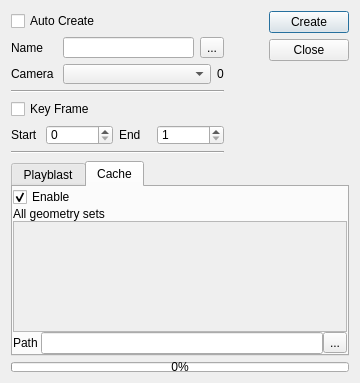
This is ui/form.ui in iceanimations/shot_subm_use_multishot as Qt 5 draws it before an edit. The edited form follows.
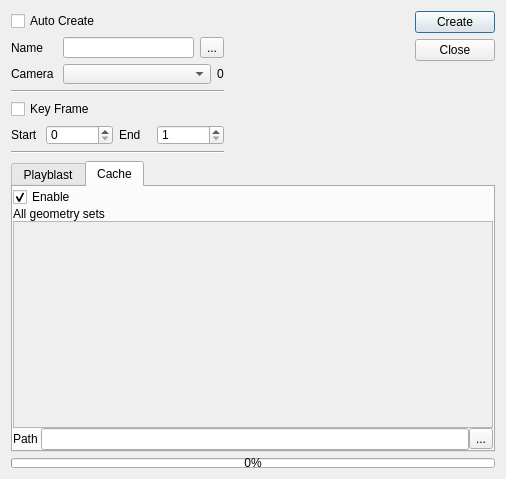
This is the edited form. The open tabs and pages were chosen to show the change.

```diff
--- a/ui/form.ui
+++ b/ui/form.ui
@@ -6,8 +6,8 @@
    <rect>
     <x>0</x>
     <y>0</y>
-    <width>360</width>
-    <height>383</height>
+    <width>506</width>
+    <height>479</height>
    </rect>
   </property>
   <property name="sizePolicy">
@@ -415,8 +415,8 @@
            <rect>
             <x>0</x>
             <y>0</y>
-            <width>334</width>
-            <height>119</height>
+            <width>480</width>
+            <height>215</height>
            </rect>
           </property>
           <layout class="QVBoxLayout" name="verticalLayout_8">
```
Left out of the diff: 86 changed lines with no effect on the pictures.
